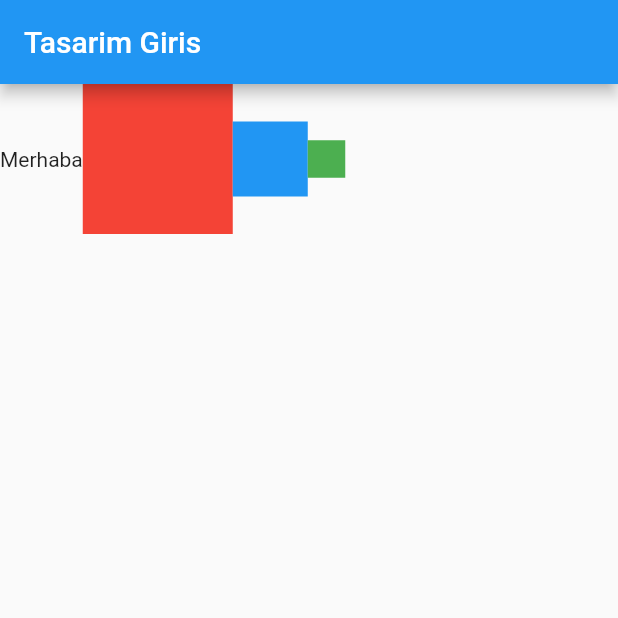
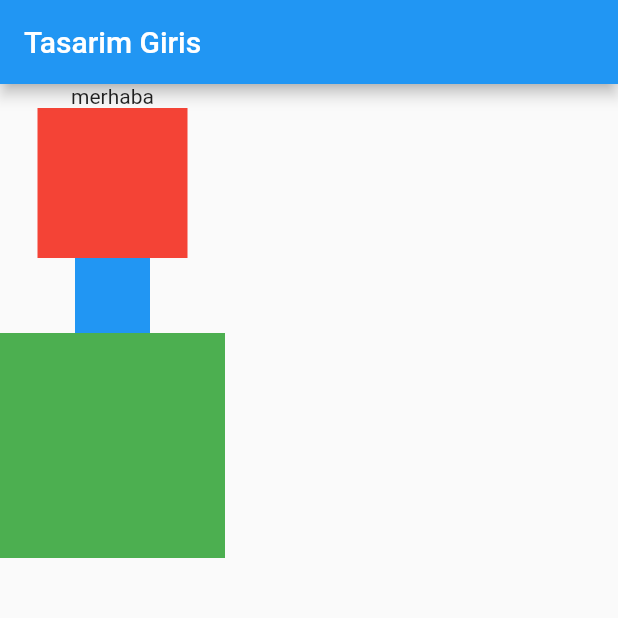
Before and after one commit to tahaturan/flutter_first_project_beginner_level, a Flutter app: the screen it shows after launch, on a phone screen of 412 x 824 dp, the top half of it. Run offline on Flutter 3.47's test engine with Material 2 defaults, Android fonts, the phone set to English and light mode, and no system bars.

Commit message:
column kullanimi

```diff
--- a/lib/main.dart
+++ b/lib/main.dart
@@ -31,12 +31,12 @@
       appBar: AppBar(
         title: Text(widget.title),
       ),
-      body: Row(
+      body: Column(
         children: [
-          Text('Merhaba'),
+          Text('merhaba'),
           Container(width: 100,height: 100,color: Colors.red,),
           Container(width: 50,height: 50,color: Colors.blue,),
-          Container(width: 25,height: 25, color: Colors.green,),
+          Container(width: 150,height: 150, color: Colors.green,),
         ],
       ),
     );
```
